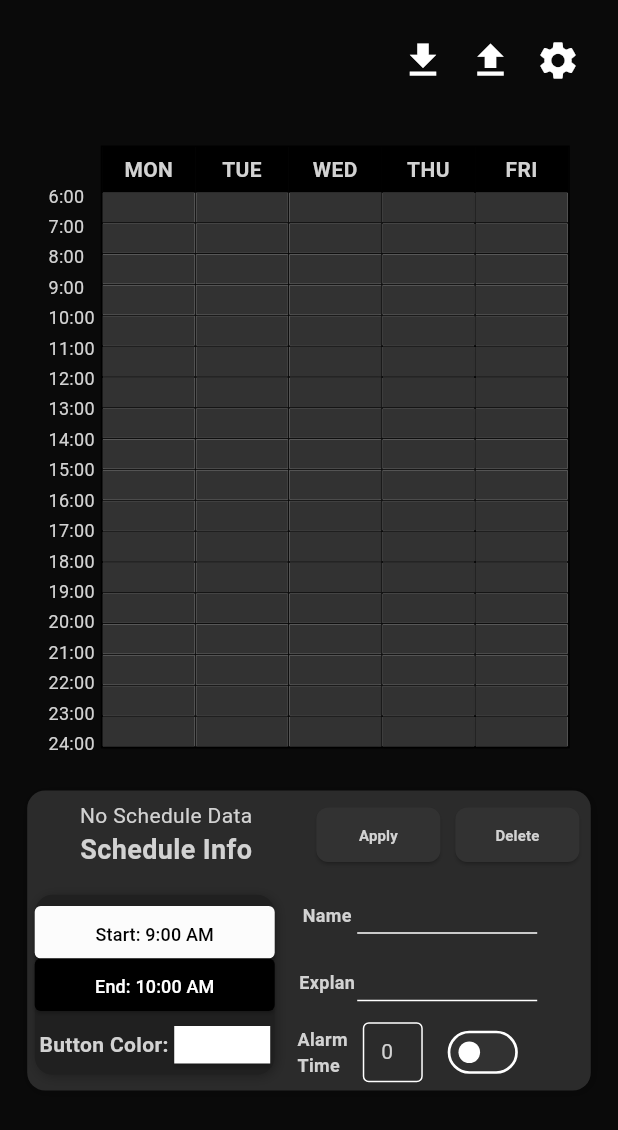
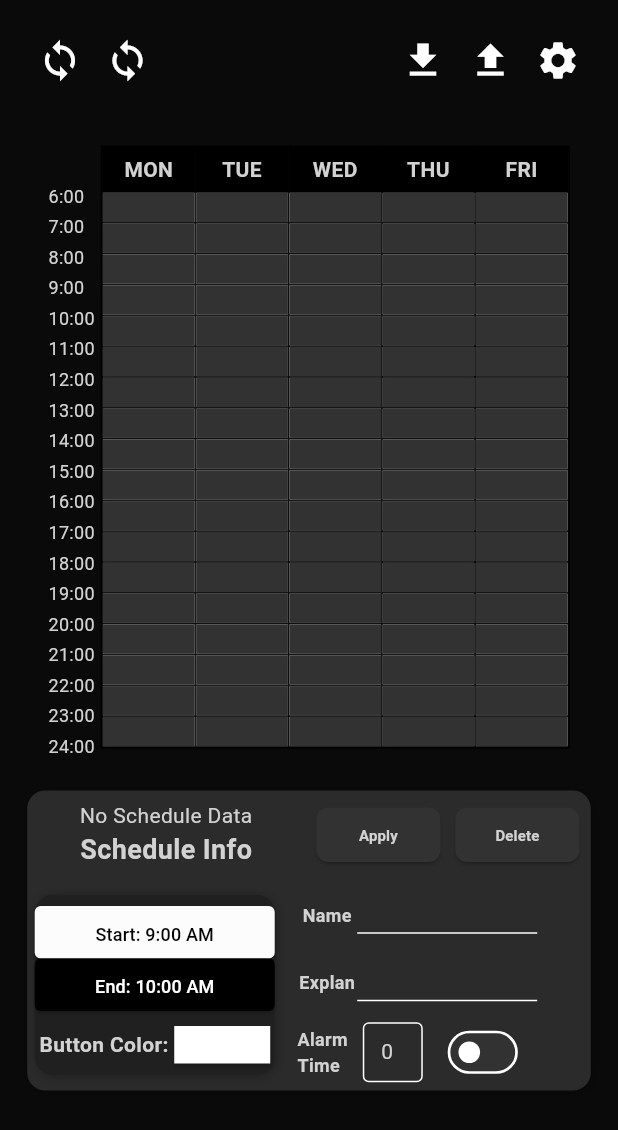
Before and after one commit to vrowdice/Flutter_Weekycal, a Flutter app: the screen it shows after launch, after a tap on "Apply", on a phone screen of 412 x 824 dp. Shown: the top 1130 px of the screen. Run offline on Flutter 3.47's test engine with Material 3 defaults, Android fonts, the phone set to English and light mode, and no system bars; our stand-ins replace flutter_colorpicker, flutter_local_notifications, fluttertoast, permission_handler, shared_preferences, timezone; missing offline and left inert: home_widget; statements that could not run were skipped.

Commit message:
alarm problem not solved

```diff
--- a/lib/main.dart
+++ b/lib/main.dart
@@ -102,9 +102,7 @@ Future<void> main() async {
   );
 
   await flutterLocalNotificationsPlugin.initialize(initializationSettings);
-
   tz.initializeTimeZones();
-
   WidgetsFlutterBinding.ensureInitialized();
   await loadData();
   //home widget activate
@@ -147,18 +145,6 @@ ScheduleData getNowScheduleData() {
   return scheduleDataList[nowWeekIndex].scheduleInfo[nowScheduleIndex];
 }
 
-void firstRequestExactAlarmPermission() async {
-  final status = await Permission.scheduleExactAlarm.request();
-  if (status.isGranted) {
-    print('Exact alarm permission has been granted.');
-  } else if (status.isDenied) {
-    print('Exact alarm permission has been denied.');
-  } else if (status.isPermanentlyDenied) {
-    print(
-        'Exact alarm permission has been permanently denied. You need to change it in the settings.');
-  }
-}
-
 void requestExactAlarmPermission(
     BuildContext context, ScheduleData argScheduelData) async {
   print("Requesting exact alarm permission...");
@@ -182,35 +168,58 @@ void requestExactAlarmPermission(
   }
 }
 
+void showSimpleNotification({
+  required String title,
+  required String body,
+  required String payload,
+}) async {
+  const AndroidNotificationDetails androidNotificationDetails =
+      AndroidNotificationDetails('channel 1', 'channel 1 name',
+          channelDescription: 'channel 1 description',
+          importance: Importance.max,
+          priority: Priority.high,
+          ticker: 'ticker');
+  const NotificationDetails notificationDetails =
+      NotificationDetails(android: androidNotificationDetails);
+  await flutterLocalNotificationsPlugin
+      .show(0, title, body, notificationDetails, payload: payload);
+}
+
 void setAlarmForSchedule(ScheduleData schedule, BuildContext context) async {
   if (schedule.isAlarm) {
     if (alarmTimeTextFieldControllers.text.isEmpty) {
       showWarningDialog(context, "Please enter the alarm time.");
       return;
     }
+
     try {
+      // Parse the alarm time from the text field
       int alarmTimeInMinutes = int.parse(alarmTimeTextFieldControllers.text);
-      DateTime alarmTime =
-          schedule.getAlarmTime(alarmTimeInMinutes); // Call getAlarmTime
+      DateTime alarmTime = schedule.getAlarmTime(alarmTimeInMinutes);
       print("Scheduled alarm time: $alarmTime");
 
+      // Generate the unique alarm ID
       String alarmId = generateScheduleId(schedule);
 
+      // Notification details
       NotificationDetails details = const NotificationDetails(
+        android: AndroidNotificationDetails(
+          'schedule channel id',
+          'schedule notifications',
+          importance: Importance.max,
+          priority: Priority.high,
+          fullScreenIntent: true,
+          ticker: 'ticker'
+          // Set PendingIntent flag for Android API 31 and above
+        ),
         iOS: DarwinNotificationDetails(
           presentAlert: true,
           presentBadge: true,
           presentSound: true,
         ),
-        android: AndroidNotificationDetails(
-          'schedule_channel_id',
-          'Schedule Notifications',
-          importance: Importance.max,
-          priority: Priority.high,
-        ),
       );
 
-      // Schedule notification
+      // Schedule notification with exact time
       try {
         await flutterLocalNotificationsPlugin.zonedSchedule(
           alarmId.hashCode,
@@ -221,7 +230,7 @@ void setAlarmForSchedule(ScheduleData schedule, BuildContext context) async {
           uiLocalNotificationDateInterpretation:
               UILocalNotificationDateInterpretation.absoluteTime,
           matchDateTimeComponents: DateTimeComponents.dayOfWeekAndTime,
-            androidScheduleMode: AndroidScheduleMode.alarmClock);
+        );
         print("Notification successfully scheduled.");
       } catch (e) {
         print("Error occurred while scheduling notification: $e");
@@ -231,7 +240,7 @@ void setAlarmForSchedule(ScheduleData schedule, BuildContext context) async {
       print("Error parsing alarm time: $e");
     }
   } else {
-    cancelAlarm(schedule);
+    cancelAlarm(schedule); // Handle cancellation if necessary
   }
 }
 
@@ -260,8 +269,6 @@ void initialization() async {
   InitializationSettings settings =
       InitializationSettings(android: android, iOS: ios);
   await flutterLocalNotificationsPlugin.initialize(settings);
-
-  firstRequestExactAlarmPermission();
 }
 
 void updateHomeWidget() async {
@@ -281,6 +288,38 @@ void applyNowSchedule(BuildContext context) {
   final endTimeInMinutes =
       endTimeNotifier.value.hour * 60 + endTimeNotifier.value.minute;
 
+  // Validate start and end time for the same rules as time picker
+  if (startTimeNotifier.value.hour < 6 || startTimeNotifier.value.hour >= 24) {
+    showWarningDialog(context, 'Start Time must be between 6 AM and 12 AM.');
+    return;
+  }
+
+  if (endTimeNotifier.value.hour < 6 || endTimeNotifier.value.hour >= 24) {
+    showWarningDialog(context, 'End Time must be between 6 AM and 12 AM.');
+    return;
+  }
+
+  if (endTimeNotifier.value.hour < startTimeNotifier.value.hour ||
+      (endTimeNotifier.value.hour == startTimeNotifier.value.hour &&
+          endTimeNotifier.value.minute <= startTimeNotifier.value.minute)) {
+    showWarningDialog(context, 'End Time cannot be earlier than Start Time.');
+    return;
+  }
+
+  // Check if the time difference is less than 30 minutes
+  final Duration duration = Duration(
+    hours: endTimeNotifier.value.hour - startTimeNotifier.value.hour,
+    minutes: endTimeNotifier.value.minute - startTimeNotifier.value.minute,
+  );
+
+  if (duration.inMinutes < 30) {
+    showWarningDialog(
+      context,
+      'The time difference between Start and End must be at least 30 minutes.',
+    );
+    return;
+  }
+
   // Function to check if the time overlaps with existing schedules
   bool isTimeOverlap(int scheduleStart, int scheduleEnd) {
     return (scheduleStart < startTimeInMinutes &&
@@ -290,7 +329,9 @@ void applyNowSchedule(BuildContext context) {
 
   // Check for time overlaps in the existing schedule data
   for (var schedule in scheduleDataList[nowWeekIndex].scheduleInfo) {
-    if (schedule ==
+    // Ensure that nowScheduleIndex is valid (not -1) before comparing
+    if (nowScheduleIndex >= 0 &&
+        schedule ==
             scheduleDataList[nowWeekIndex].scheduleInfo[nowScheduleIndex]) {
       continue;
     }
@@ -311,13 +352,20 @@ void applyNowSchedule(BuildContext context) {
 
   // Add or update the schedule depending on whether it's a new schedule or not
   if (isNewSchedule.value) {
+    // Add the new schedule
     scheduleDataList[nowWeekIndex].scheduleInfo.add(nowSchedule);
     isNewSchedule.value = false;
+    nowScheduleIndex = scheduleDataList[nowWeekIndex].scheduleInfo.length - 1;
   } else {
     if (nowScheduleIndex < 0) {
       return;
     }
+    // Update the existing schedule
     scheduleDataList[nowWeekIndex].scheduleInfo[nowScheduleIndex] = nowSchedule;
+    cancelAlarm(getNowScheduleData());
+
+    isNewSchedule.value = true;
+    isNewSchedule.value = false;
   }
 
   scheduleDataList[nowWeekIndex].sortSchedulesByStartTime();
@@ -360,6 +408,7 @@ void deleteNowSchedule() {
     return;
   }
 
+  cancelAlarm(getNowScheduleData());
   scheduleDataList[nowWeekIndex].scheduleInfo.removeAt(nowScheduleIndex);
   scheduleDataList[nowWeekIndex].sortSchedulesByStartTime();
   isNewSchedule.value = true;
@@ -367,6 +416,8 @@ void deleteNowSchedule() {
   syncData();
 
   updateHomeWidget();
+
+
 }
 
 class MainApp extends StatefulWidget {
@@ -382,7 +433,6 @@ class _MainAppState extends State<MainApp> {
     super.initState();
     HomeWidget.widgetClicked.listen((Uri? uri) => loadData());
     loadData();
-    firstRequestExactAlarmPermission();
   }
 
   @override
@@ -425,6 +475,8 @@ class _MainAppState extends State<MainApp> {
                 ScheduleInfoContainer(),
               ],
             ),
+            Positioned(top: 15, left: 15, child: ResetBtn()),
+            Positioned(top: 15, left: 60, child: AlarmTmp()),
             Positioned(top: 15, right: 105, child: SaveBtn()),
             Positioned(top: 15, right: 60, child: LoadBtn()),
             Positioned(top: 15, right: 15, child: OptionBtn()),
@@ -525,7 +577,7 @@ class TimeList extends StatelessWidget {
     double itemHeight = 15;
 
     return SizedBox(
-      height: weekContainerSizeY - 20,
+      height: weekContainerSizeY - 18,
       child: Column(
         mainAxisAlignment: MainAxisAlignment.spaceBetween,
         children: List.generate(timeCount, (index) {
@@ -544,7 +596,6 @@ class TimeList extends StatelessWidget {
     );
   }
 }
-
 
 //show week state block
 //no any function without show week
--- a/lib/mainWidget/ScheduleBtn.dart
+++ b/lib/mainWidget/ScheduleBtn.dart
@@ -125,6 +125,7 @@ class _ScheduleBtnState extends State<ScheduleBtn> {
                 hour: schedule.endTime ~/ 60, minute: schedule.endTime % 60);
             colorButtonColor.value = btnColor;
 
+            isNewSchedule.value = true; //valueNotifier active
             isNewSchedule.value = false;
           });
         },
--- a/lib/saveLoad.dart
+++ b/lib/saveLoad.dart
@@ -1,7 +1,9 @@
 import 'package:flutter/material.dart';
 import 'package:flutter/services.dart';
+import 'package:weekycal/main.dart';
 
 import 'saveData.dart';
+import 'dataClass.dart';
 
 //main window save button and function
 class SaveBtn extends StatefulWidget {
@@ -147,7 +149,8 @@ class _LoadBtnState extends State<LoadBtn> {
                         padding: const EdgeInsets.all(5),
                         child: ElevatedButton(
                           style: ElevatedButton.styleFrom(
-                            backgroundColor: const Color.fromARGB(255, 40, 40, 40),
+                            backgroundColor:
+                                const Color.fromARGB(255, 40, 40, 40),
                             shape: RoundedRectangleBorder(
                               borderRadius: BorderRadius.circular(0),
                             ),
@@ -240,3 +243,87 @@ class _LoadBtnState extends State<LoadBtn> {
     );
   }
 }
+
+//reset button generate
+class ResetBtn extends StatefulWidget {
+  const ResetBtn({super.key});
+
+  @override
+  _ResetBtnState createState() => _ResetBtnState();
+}
+
+class _ResetBtnState extends State<ResetBtn> {
+  void showResetConfirmationDialog(BuildContext context) {
+    showDialog(
+      context: context,
+      builder: (context) {
+        return AlertDialog(
+          title: const Text("Reset Confirmation"),
+          content: const Text("Are you sure you want to reset the list?"),
+          actions: [
+            TextButton(
+              onPressed: () {
+                // Cancel button: Close the dialog
+                Navigator.of(context).pop();
+              },
+              child: const Text("Cancel"),
+            ),
+            TextButton(
+              onPressed: () {
+                // Confirm button: Reset the list and close the dialog
+                setState(() {
+                  scheduleDataList = List.generate(7, (_) => WeekData());
+
+                  syncData();
+                });
+                Navigator.of(context).pop();
+              },
+              child: const Text("Confirm"),
+            ),
+          ],
+        );
+      },
+    );
+  }
+
+  @override
+  Widget build(BuildContext context) {
+    return SizedBox(
+      width: 50,
+      height: 50,
+      child: IconButton(
+        icon: const Icon(
+          Icons.loop,
+          size: 30,
+        ),
+        onPressed: () => showResetConfirmationDialog(context), // Open confirmation dialog
+      ),
+    );
+  }
+}
+
+class AlarmTmp extends StatefulWidget {
+  const AlarmTmp({super.key});
+
+  @override
+  State<AlarmTmp> createState() => _AlarmTmpState();
+}
+
+class _AlarmTmpState extends State<AlarmTmp> {
+  @override
+  Widget build(BuildContext context) {
+        return SizedBox(
+      width: 50,
+      height: 50,
+      child: IconButton(
+        icon: const Icon(
+          Icons.loop,
+          size: 30,
+        ),
+        onPressed: () {
+          showSimpleNotification(title: '1', body: '1', payload: '1');
+        }
+      ),
+    );
+  }
+}
--- a/pubspec.yaml
+++ b/pubspec.yaml
@@ -14,8 +14,8 @@ dependencies:
   home_widget:
   timezone: ^0.9.4
   permission_handler: ^11.4.0
-  flutter_local_notifications: ^18.0.1
   fluttertoast: ^8.2.12
+  flutter_local_notifications: ^17.2.4
 
 dev_dependencies:
   flutter_test:
```
Also changed, not shown: lib/mainWidget/ScheduleInfoContainer.dart (+0 -12 lines), lib/popup.dart (+0 -21 lines), pubspec.lock, 253 other files. Lines whose indentation alone changed are shown as unchanged.
